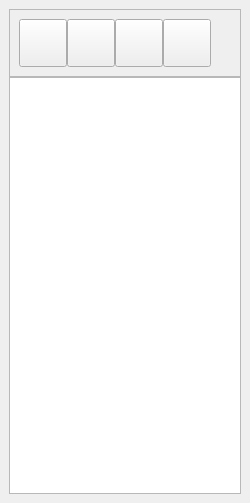
The window that bulmages/bulmatpv/plugins/pluginbt_ticketivaincluido/mticketivaincbase.ui (eboladev/Bulmages-1) describes before a commit, drawn with Qt 5.
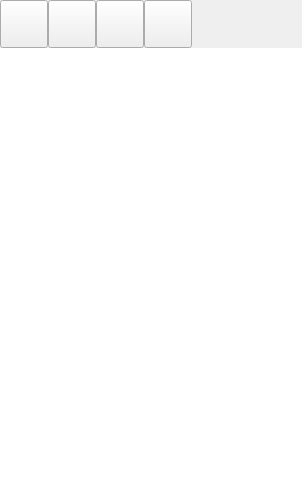
The same window after the commit. Icons and pictures are not drawn.

```diff
--- a/bulmages/bulmatpv/plugins/pluginbt_ticketivaincluido/mticketivaincbase.ui
+++ b/bulmages/bulmatpv/plugins/pluginbt_ticketivaincluido/mticketivaincbase.ui
@@ -6,7 +6,7 @@
    <rect>
     <x>0</x>
     <y>0</y>
-    <width>250</width>
+    <width>302</width>
     <height>503</height>
    </rect>
   </property>
@@ -24,22 +24,25 @@
     <number>0</number>
    </property>
    <property name="margin">
-    <number>9</number>
+    <number>0</number>
    </property>
    <item>
     <widget class="QFrame" name="frame">
      <property name="frameShape">
-      <enum>QFrame::StyledPanel</enum>
+      <enum>QFrame::NoFrame</enum>
      </property>
      <property name="frameShadow">
-      <enum>QFrame::Raised</enum>
+      <enum>QFrame::Plain</enum>
      </property>
-     <layout class="QHBoxLayout">
+     <property name="lineWidth">
+      <number>0</number>
+     </property>
+     <layout class="QHBoxLayout" name="horizontalLayout">
       <property name="spacing">
        <number>0</number>
       </property>
       <property name="margin">
-       <number>9</number>
+       <number>0</number>
       </property>
       <item>
        <widget class="QToolButton" name="mui_imprimir">
@@ -214,6 +217,15 @@
      <property name="focusPolicy">
       <enum>Qt::NoFocus</enum>
      </property>
+     <property name="frameShape">
+      <enum>QFrame::NoFrame</enum>
+     </property>
+     <property name="frameShadow">
+      <enum>QFrame::Plain</enum>
+     </property>
+     <property name="lineWidth">
+      <number>0</number>
+     </property>
     </widget>
    </item>
   </layout>
```
Left out of the diff: 19 changed lines with no effect on the pictures.
